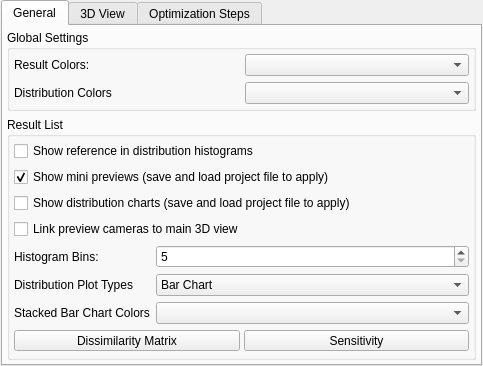
Before: the Qt Designer form modules/FiAKEr/FiAKErSettings.ui in 3dct/open_iA, drawn with Qt 5.
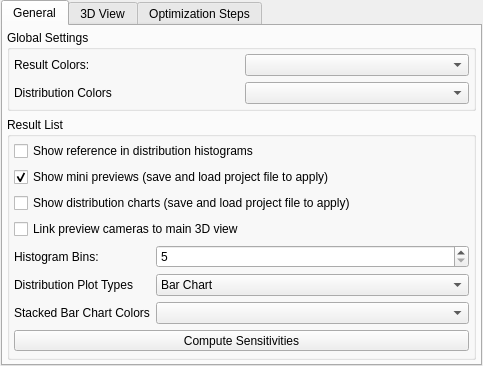
After: the same form once the commit is applied.

Commit message: FIAKER: Remove Dissimilarity Matrix button

```diff
--- a/modules/FiAKEr/FiAKErSettings.ui
+++ b/modules/FiAKEr/FiAKErSettings.ui
@@ -164,19 +164,6 @@
              <property name="bottomMargin">
               <number>0</number>
              </property>
-             <item>
-              <widget class="QToolButton" name="pbDissimilarityMatrix">
-               <property name="sizePolicy">
-                <sizepolicy hsizetype="Preferred" vsizetype="Fixed">
-                 <horstretch>0</horstretch>
-                 <verstretch>0</verstretch>
-                </sizepolicy>
-               </property>
-               <property name="text">
-                <string>Dissimilarity Matrix</string>
-               </property>
-              </widget>
-             </item>
              <item>
               <widget class="QToolButton" name="pbSensitivity">
                <property name="sizePolicy">
@@ -186,7 +173,7 @@
                 </sizepolicy>
                </property>
                <property name="text">
-                <string>Sensitivity</string>
+                <string>Compute Sensitivities</string>
                </property>
               </widget>
              </item>
```
